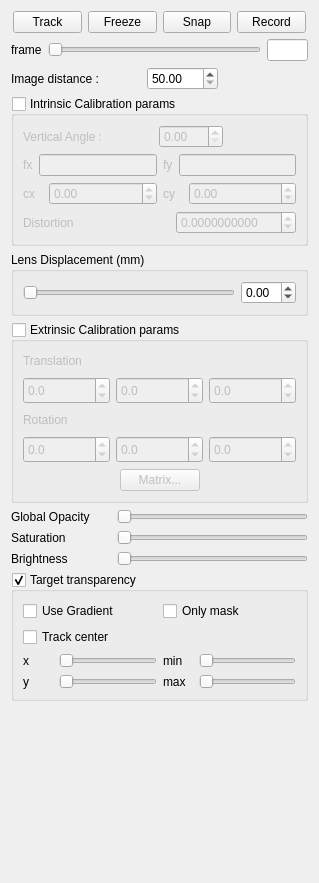
Above: IbisLib/gui/cameraobjectsettingswidget.ui from IbisNeuronav/Ibis before the change. Below: the same form after it.
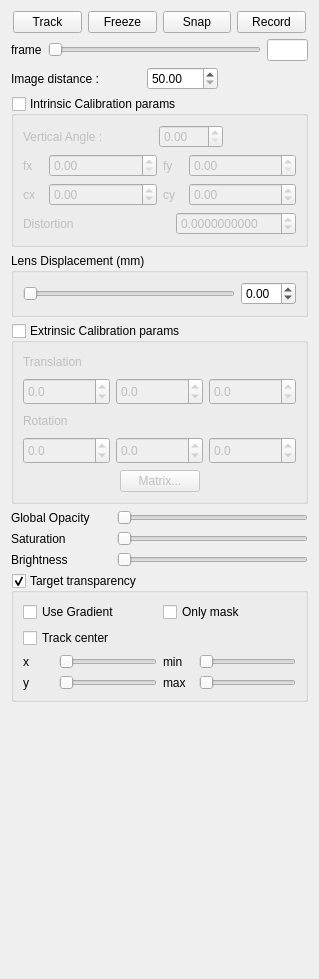
That is the form after the change.

Commit message: Modified gui to have different fx and fy, it compiles, but is not done

The edit to the form file:
```diff
--- a/IbisLib/gui/cameraobjectsettingswidget.ui
+++ b/IbisLib/gui/cameraobjectsettingswidget.ui
@@ -7,7 +7,7 @@
     <x>0</x>
     <y>0</y>
     <width>319</width>
-    <height>883</height>
+    <height>979</height>
    </rect>
   </property>
   <property name="windowTitle">
@@ -262,9 +262,15 @@
          </widget>
         </item>
         <item>
-         <widget class="QLineEdit" name="xFocalLineEdit">
-          <property name="readOnly">
-           <bool>true</bool>
+         <widget class="QDoubleSpinBox" name="fxSpinBox">
+          <property name="minimum">
+           <double>0.000000000000000</double>
+          </property>
+          <property name="maximum">
+           <double>100.000000000000000</double>
+          </property>
+          <property name="singleStep">
+           <double>0.100000000000000</double>
           </property>
          </widget>
         </item>
@@ -282,9 +288,15 @@
          </widget>
         </item>
         <item>
-         <widget class="QLineEdit" name="yFocalLineEdit">
-          <property name="readOnly">
-           <bool>true</bool>
+         <widget class="QDoubleSpinBox" name="fySpinBox">
+          <property name="minimum">
+           <double>0.000000000000000</double>
+          </property>
+          <property name="maximum">
+           <double>100.000000000000000</double>
+          </property>
+          <property name="singleStep">
+           <double>0.100000000000000</double>
           </property>
          </widget>
         </item>
```
Left out of the diff: 6 changed lines with no effect on the pictures. The commit also changes 4 other files.
